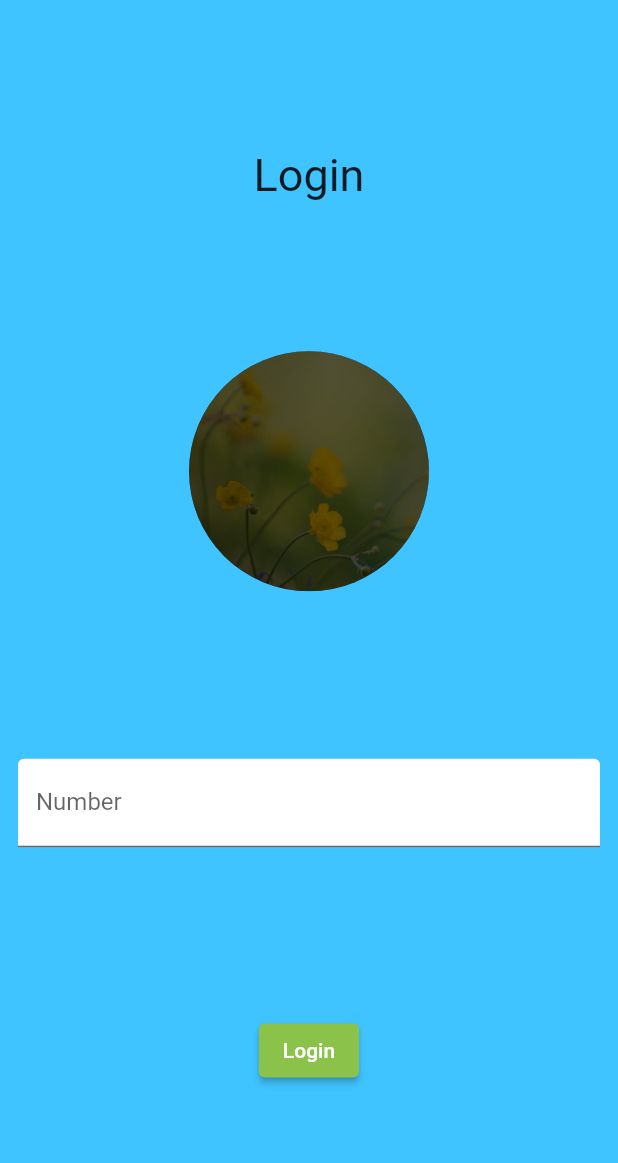
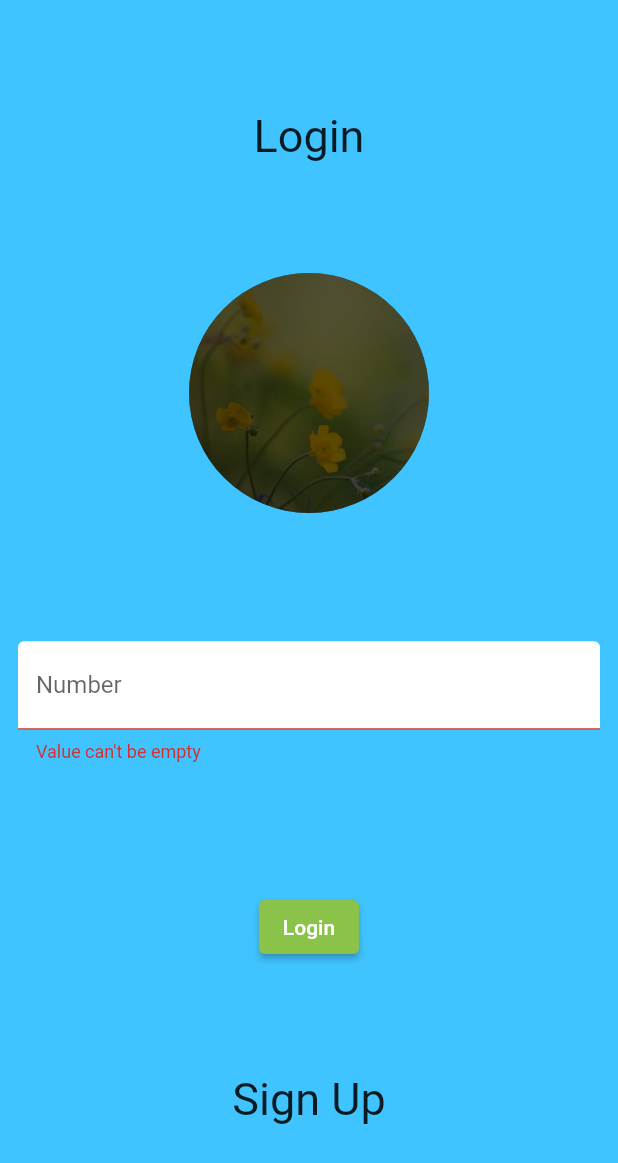
Before and after one commit to lakhan20/flutter-login_signup, a Flutter app: the screen it shows after launch, after a tap on "Login", on a phone screen of 412 x 824 dp. Shown: the top 1163 px of the screen. Run offline on Flutter 3.47's test engine with Material 2 defaults, Android fonts, the phone set to English and light mode, and no system bars.

```diff
--- a/lib/main.dart
+++ b/lib/main.dart
@@ -1,21 +1,36 @@
 import 'package:flutter/material.dart';
 import 'package:flutter/services.dart';
+import 'package:login_signup/signup.dart';
 
 void main(){
 
-  runApp(MyApp());
+  runApp(Main());
 
 }
-class MyApp extends StatelessWidget {
-  const MyApp({Key? key}) : super(key: key);
+class Main extends StatelessWidget {
+  const Main({Key? key}) : super(key: key);
 
   @override
   Widget build(BuildContext context) {
     return MaterialApp(
-      home: Scaffold(
+      home: MyApp(),
+    );
+  }
+}
+
+class MyApp extends StatelessWidget {
+  MyApp({Key? key}) : super(key: key);
+
+  final _formkey=GlobalKey<FormState>();
+
+  @override
+  Widget build(BuildContext context) {
+      return Scaffold(
         backgroundColor: Colors.lightBlueAccent,
         body: SafeArea(
           child: Center(
+            child: Form(
+              key: _formkey,
               child: Column(
                 mainAxisAlignment: MainAxisAlignment.spaceEvenly,
                 children: [
@@ -28,6 +43,22 @@ class MyApp extends StatelessWidget {
                   Padding(
                     padding: EdgeInsets.all(12.00),
                     child: TextFormField(
+                    validator: (value){
+
+                      if(value!.isEmpty)
+                        {
+                          return "Value can't be empty";
+                        }
+                     else if(value!.length !=10)
+                        {
+                          return "number is not valid";
+                        }
+                      else
+                      {
+                        return null;
+                      }
+
+                    },
                       decoration: InputDecoration(
                       labelText: "Number",
                       fillColor: Colors.white,
@@ -39,17 +70,41 @@ class MyApp extends StatelessWidget {
 
                     ),
                   ),
-                ElevatedButton(onPressed: ()=>{}, child: Text('Login'),
+                  ElevatedButton(onPressed: ()=>{
+
+                    if(_formkey.currentState!.validate())
+                    {
+                      print("hurre")
+                    }
+                    else{
+                      print("Not valid")
+                    }
+                  }, child: Text('Login'),
                     style: ElevatedButton.styleFrom(
                       primary: Colors.lightGreen,
-                ),)
+                  ),),
+                  InkWell(
+                    onTap: (){
+                      Navigator.push(
+                          context,
+                          MaterialPageRoute(builder: (context)=>Signup())
+                      );
+                    },
+                      child: Text('Sign Up',style: TextStyle(fontSize: 30),
+                      ),
+                  ),
+
+
                 ],
+
               ),
+            ),
+
+
           ),
 
         ),
 
-      ),
       );
   }
 }
--- /dev/null
+++ b/lib/signup.dart
@@ -0,0 +1,14 @@
+import 'package:flutter/material.dart';
+
+class Signup extends StatelessWidget {
+  const Signup({Key? key}) : super(key: key);
+
+  @override
+  Widget build(BuildContext context) {
+    return MaterialApp(
+      home: Scaffold(
+        body: Text("Signup Page"),
+      ),
+    );
+  }
+}
```
Lines whose indentation alone changed are shown as unchanged.
